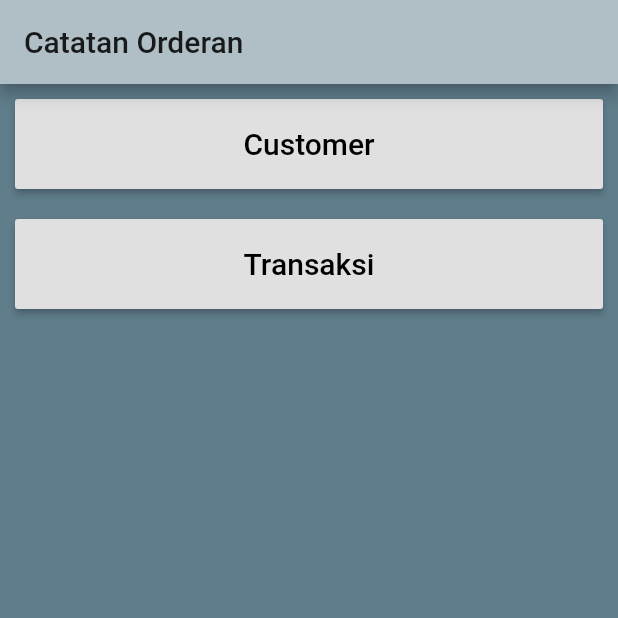
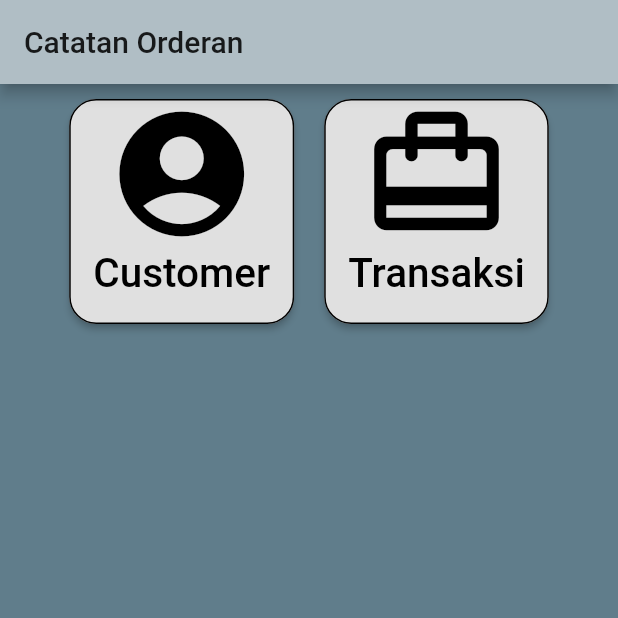
Before and after one commit to annastasyaivory/flutter_uts_catatanorder, a Flutter app: the screen it shows after launch, on a phone screen of 412 x 824 dp, the top half of it. Run offline on Flutter 3.47's test engine with Material 2 defaults, Android fonts, the phone set to English and light mode, and no system bars; our stand-ins replace sqflite; accounts and stored records are empty.

Commit message:
memperbaiki tampilan (2)

```diff
--- a/lib/pages/home.dart
+++ b/lib/pages/home.dart
@@ -12,21 +12,29 @@ class Home extends StatelessWidget {
         title: Text('Catatan Orderan'),
         backgroundColor: Colors.blueGrey[200],
       ),
-      body: Column(
-        crossAxisAlignment: CrossAxisAlignment.stretch,
+      body: Container(
+        child: Row(
+          mainAxisAlignment: MainAxisAlignment.center,
           children: [
             Container(
-            height: 60,
-            width: 120,
+              height: 150,
               margin: EdgeInsets.all(10),
-            decoration: BoxDecoration(
-                borderRadius: BorderRadius.all(
-                  Radius.circular(20.0),
+              child: RaisedButton(
+                shape: RoundedRectangleBorder(
+                    borderRadius: BorderRadius.circular(18.0),
+                    side: BorderSide(color: Color.fromRGBO(0, 0, 0, 1))),
+                child: Column(
+                  children: [
+                    new Icon(
+                      Icons.account_circle,
+                      size: 100.0,
+                      color: Colors.black,
                     ),
-                color: Colors.green),
-            child: RaisedButton(
-              child: Text("Customer",
-                  style: TextStyle(fontSize: 20, color: Colors.black)),
+                    Text("Customer",
+                        style: TextStyle(
+                            fontSize: 27, color: Color.fromRGBO(0, 0, 0, 1))),
+                  ],
+                ),
                 onPressed: () {
                   Navigator.push(
                     context,
@@ -36,12 +44,24 @@ class Home extends StatelessWidget {
               ),
             ),
             Container(
-            height: 60,
-            width: 120,
+              height: 150,
               margin: EdgeInsets.all(10),
               child: RaisedButton(
-              child: Text("Transaksi",
-                  style: TextStyle(fontSize: 20, color: Colors.black)),
+                shape: RoundedRectangleBorder(
+                    borderRadius: BorderRadius.circular(18.0),
+                    side: BorderSide(color: Color.fromRGBO(0, 0, 0, 1))),
+                child: Column(
+                  children: [
+                    new Icon(
+                      Icons.wallet_travel_rounded,
+                      size: 100.0,
+                      color: Colors.black,
+                    ),
+                    Text("Transaksi",
+                        style: TextStyle(
+                            fontSize: 27, color: Color.fromRGBO(0, 0, 0, 1))),
+                  ],
+                ),
                 onPressed: () {
                   Navigator.push(
                     context,
@@ -52,23 +72,7 @@ class Home extends StatelessWidget {
             ),
           ],
         ),
+      ),
     );
   }
-
-  // BoxDecoration buildBoxDecoration() {
-  //   return BoxDecoration(
-  //       borderRadius: BorderRadius.all(Radius.circular(12)),
-  //       gradient: LinearGradient(
-  //         begin: Alignment.topCenter,
-  //         end: Alignment.bottomCenter,
-  //         //jumlah stop berbanding lurus dengan jumlah warna
-  //         stops: [0.3, 0.6, 0.9],
-  //         colors: [
-  //           Color.fromRGBO(255, 105, 180, 1), //red-green-blue-o
-  //           Color.fromRGBO(255, 182, 193, 1),
-  //           Color.fromRGBO(255, 192, 203, 1),
-  //         ],
-  //       ),
-  //       boxShadow: []);
-  // }
 }
```
Also changed, not shown: lib/pages/customer.dart (+18 -2 lines), lib/pages/transaksi.dart (+37 -8 lines). Lines whose indentation alone changed are shown as unchanged.
